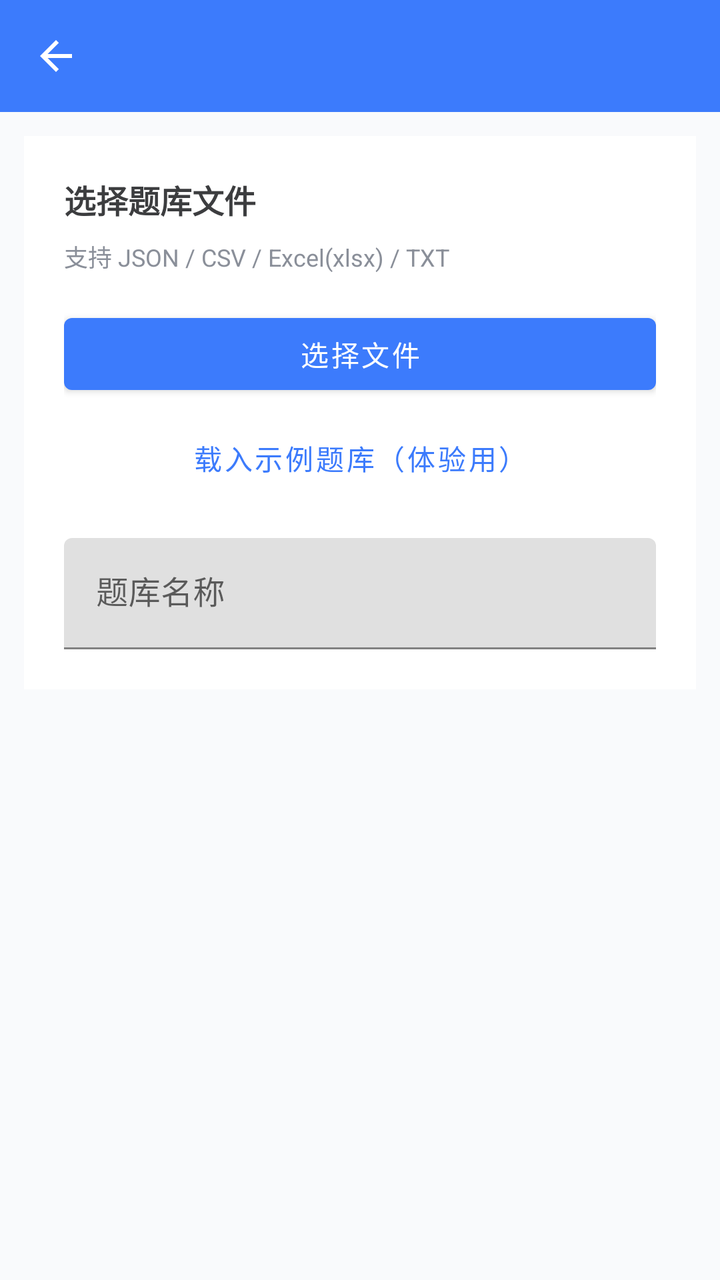
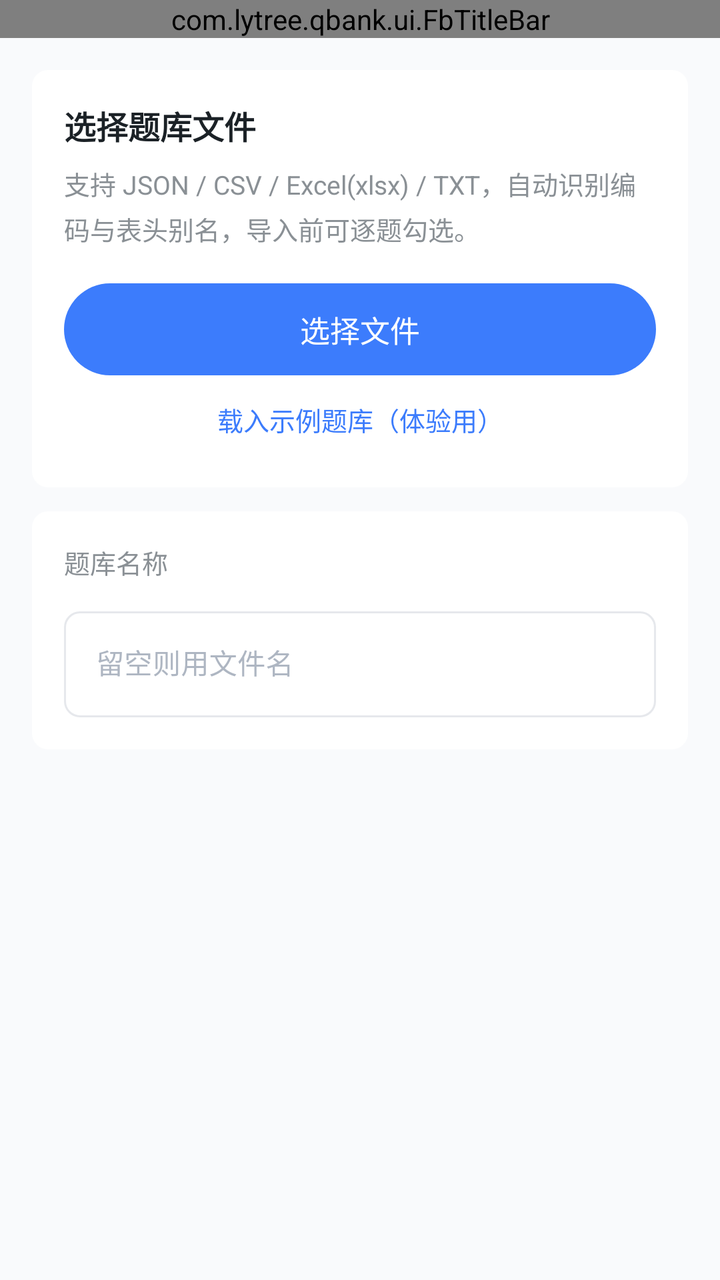

The first picture is an Android layout as it rendered before a commit; the second is the same layout after the commit. The layout source and the unified diff follow.
<!-- AndroidManifest.xml: application theme Theme.QBank -->
<!-- res/layout/activity_import.xml -->
<?xml version="1.0" encoding="utf-8"?>
<androidx.constraintlayout.widget.ConstraintLayout xmlns:android="http://schemas.android.com/apk/res/android"
    xmlns:app="http://schemas.android.com/apk/res-auto"
    android:layout_width="match_parent"
    android:layout_height="match_parent"
    android:background="@color/bg">

    <com.google.android.material.appbar.MaterialToolbar
        android:id="@+id/toolbar"
        android:layout_width="0dp"
        android:layout_height="?attr/actionBarSize"
        android:background="@color/primary"
        android:title="@string/action_import"
        android:titleTextColor="#FFFFFF"
        app:navigationIcon="@drawable/ic_back"
        app:layout_constraintTop_toTopOf="parent"
        app:layout_constraintStart_toStartOf="parent"
        app:layout_constraintEnd_toEndOf="parent" />

    <LinearLayout
        android:id="@+id/pickPanel"
        android:layout_width="0dp"
        android:layout_height="wrap_content"
        android:orientation="vertical"
        android:background="@color/card"
        android:layout_margin="12dp"
        android:padding="20dp"
        app:layout_constraintTop_toBottomOf="@id/toolbar"
        app:layout_constraintStart_toStartOf="parent"
        app:layout_constraintEnd_toEndOf="parent">

        <TextView
            android:layout_width="match_parent"
            android:layout_height="wrap_content"
            android:text="@string/import_pick"
            style="@style/TextTitle" />

        <TextView
            android:layout_width="match_parent"
            android:layout_height="wrap_content"
            android:layout_marginTop="8dp"
            android:text="@string/import_supported"
            style="@style/TextMeta" />

        <com.google.android.material.button.MaterialButton
            android:id="@+id/btnPick"
            android:layout_width="match_parent"
            android:layout_height="wrap_content"
            android:layout_marginTop="16dp"
            android:text="选择文件" />

        <com.google.android.material.button.MaterialButton
            android:id="@+id/btnSample"
            style="@style/Widget.MaterialComponents.Button.TextButton"
            android:layout_width="match_parent"
            android:layout_height="wrap_content"
            android:layout_marginTop="4dp"
            android:text="载入示例题库（体验用）" />

        <com.google.android.material.textfield.TextInputLayout
            android:id="@+id/inputLayoutName"
            android:layout_width="match_parent"
            android:layout_height="wrap_content"
            android:layout_marginTop="16dp"
            android:hint="题库名称">

            <com.google.android.material.textfield.TextInputEditText
                android:id="@+id/inputName"
                android:layout_width="match_parent"
                android:layout_height="wrap_content"
                android:inputType="text" />
        </com.google.android.material.textfield.TextInputLayout>
    </LinearLayout>

    <androidx.core.widget.NestedScrollView
        android:id="@+id/resultPanel"
        android:layout_width="0dp"
        android:layout_height="0dp"
        android:visibility="gone"
        app:layout_constraintTop_toBottomOf="@id/toolbar"
        app:layout_constraintBottom_toTopOf="@id/btnImport"
        app:layout_constraintStart_toStartOf="parent"
        app:layout_constraintEnd_toEndOf="parent">

        <LinearLayout
            android:layout_width="match_parent"
            android:layout_height="wrap_content"
            android:orientation="vertical"
            android:padding="12dp">

            <LinearLayout
                android:layout_width="match_parent"
                android:layout_height="wrap_content"
                android:orientation="vertical"
                android:background="@color/card"
                android:padding="14dp">

                <TextView
                    android:id="@+id/tvFile"
                    android:layout_width="match_parent"
                    android:layout_height="wrap_content"
                    style="@style/TextTitle"
                    android:textSize="15sp" />

                <TextView
                    android:id="@+id/tvStat"
                    android:layout_width="match_parent"
                    android:layout_height="wrap_content"
                    android:layout_marginTop="6dp"
                    style="@style/TextMeta" />
            </LinearLayout>

            <LinearLayout
                android:layout_width="match_parent"
                android:layout_height="wrap_content"
                android:orientation="horizontal"
                android:layout_marginTop="12dp"
                android:gravity="center_vertical">

                <TextView
                    android:layout_width="0dp"
                    android:layout_height="wrap_content"
                    android:layout_weight="1"
                    android:text="题目预览（可取消勾选不导入）"
                    style="@style/TextTitle"
                    android:textSize="14sp" />

                <com.google.android.material.button.MaterialButton
                    android:id="@+id/btnAll"
                    style="@style/Widget.MaterialComponents.Button.TextButton"
                    android:layout_width="wrap_content"
                    android:layout_height="wrap_content"
                    android:text="全选/反选" />
            </LinearLayout>

            <androidx.recyclerview.widget.RecyclerView
                android:id="@+id/list"
                android:layout_width="match_parent"
                android:layout_height="wrap_content"
                android:nestedScrollingEnabled="false" />

            <TextView
                android:id="@+id/tvIssuesTitle"
                android:layout_width="match_parent"
                android:layout_height="wrap_content"
                android:layout_marginTop="16dp"
                android:text="校验问题"
                style="@style/TextTitle"
                android:textSize="14sp"
                android:visibility="gone" />

            <androidx.recyclerview.widget.RecyclerView
                android:id="@+id/listIssues"
                android:layout_width="match_parent"
                android:layout_height="wrap_content"
                android:nestedScrollingEnabled="false"
                android:visibility="gone" />
        </LinearLayout>
    </androidx.core.widget.NestedScrollView>

    <com.google.android.material.button.MaterialButton
        android:id="@+id/btnImport"
        android:layout_width="0dp"
        android:layout_height="wrap_content"
        android:layout_margin="12dp"
        android:text="@string/import_confirm"
        android:visibility="gone"
        app:layout_constraintBottom_toBottomOf="parent"
        app:layout_constraintStart_toStartOf="parent"
        app:layout_constraintEnd_toEndOf="parent" />
</androidx.constraintlayout.widget.ConstraintLayout>
<!-- resources referenced by this layout -->
<resources>
  <color name="card">#FFFFFF</color>
  <color name="primary">#3C7BFC</color>
  <!-- drawable ic_back (drawable) -->
  <vector xmlns:android="http://schemas.android.com/apk/res/android"
      android:width="24dp" android:height="24dp"
      android:viewportWidth="24" android:viewportHeight="24"
      android:tint="#FFFFFF">
      <path android:fillColor="#FFFFFF" android:pathData="M20,11H7.83l5.59,-5.59L12,4l-8,8 8,8 1.41,-1.41L7.83,13H20v-2z" />
  </vector>
  <string name="action_import">导入题库</string>
  <string name="import_supported">支持 JSON / CSV / Excel(xlsx) / TXT</string>
  <style name="TextMeta">
          <item name="android:textSize">12sp</item>
          <item name="android:textColor">@color/text_secondary</item>
      </style>
  <style name="TextTitle">
          <item name="android:textSize">16sp</item>
          <item name="android:textStyle">bold</item>
          <item name="android:textColor">@color/text_primary</item>
      </style>
  <style name="Theme.QBank" parent="Theme.MaterialComponents.DayNight.NoActionBar">
          <item name="colorPrimary">@color/primary</item>
          <item name="colorPrimaryDark">@color/primary_dark</item>
          <item name="colorAccent">@color/accent</item>
          <item name="android:statusBarColor" tools:targetApi="l">@color/primary</item>
          <item name="android:windowBackground">@color/bg</item>
      </style>
  <color name="text_secondary">#8A8F99</color>
  <color name="text_primary">#3C3D3F</color>
  <!-- unchanged entries left out for length: 5 -->
</resources>

<!-- the commit's change to res/layout/activity_import.xml (unified diff, before → after) -->
@@ -1,171 +1,214 @@
 <?xml version="1.0" encoding="utf-8"?>
-<androidx.constraintlayout.widget.ConstraintLayout xmlns:android="http://schemas.android.com/apk/res/android"
+<LinearLayout xmlns:android="http://schemas.android.com/apk/res/android"
     xmlns:app="http://schemas.android.com/apk/res-auto"
     android:layout_width="match_parent"
     android:layout_height="match_parent"
-    android:background="@color/bg">
-
-    <com.google.android.material.appbar.MaterialToolbar
-        android:id="@+id/toolbar"
-        android:layout_width="0dp"
-        android:layout_height="?attr/actionBarSize"
-        android:background="@color/primary"
-        android:title="@string/action_import"
-        android:titleTextColor="#FFFFFF"
-        app:navigationIcon="@drawable/ic_back"
-        app:layout_constraintTop_toTopOf="parent"
-        app:layout_constraintStart_toStartOf="parent"
-        app:layout_constraintEnd_toEndOf="parent" />
-
-    <LinearLayout
-        android:id="@+id/pickPanel"
-        android:layout_width="0dp"
-        android:layout_height="wrap_content"
-        android:orientation="vertical"
-        android:background="@color/card"
-        android:layout_margin="12dp"
-        android:padding="20dp"
-        app:layout_constraintTop_toBottomOf="@id/toolbar"
-        app:layout_constraintStart_toStartOf="parent"
-        app:layout_constraintEnd_toEndOf="parent">
-
-        <TextView
+    android:background="@color/fb_page_bg"
+    android:orientation="vertical">
+
+    <com.lytree.qbank.ui.FbTitleBar
+        android:id="@+id/titleBar"
+        android:layout_width="match_parent"
+        android:layout_height="wrap_content" />
+
+    <FrameLayout
+        android:layout_width="match_parent"
+        android:layout_height="0dp"
+        android:layout_weight="1">
+
+        
+        <androidx.core.widget.NestedScrollView
+            android:id="@+id/pickPanel"
             android:layout_width="match_parent"
-            android:layout_height="wrap_content"
-            android:text="@string/import_pick"
-            style="@style/TextTitle" />
-
-        <TextView
-            android:layout_width="match_parent"
-            android:layout_height="wrap_content"
-            android:layout_marginTop="8dp"
-            android:text="@string/import_supported"
-            style="@style/TextMeta" />
-
-        <com.google.android.material.button.MaterialButton
-            android:id="@+id/btnPick"
-            android:layout_width="match_parent"
-            android:layout_height="wrap_content"
-            android:layout_marginTop="16dp"
-            android:text="选择文件" />
-
-        <com.google.android.material.button.MaterialButton
-            android:id="@+id/btnSample"
-            style="@style/Widget.MaterialComponents.Button.TextButton"
-            android:layout_width="match_parent"
-            android:layout_height="wrap_content"
-            android:layout_marginTop="4dp"
-            android:text="载入示例题库（体验用）" />
-
-        <com.google.android.material.textfield.TextInputLayout
-            android:id="@+id/inputLayoutName"
-            android:layout_width="match_parent"
-            android:layout_height="wrap_content"
-            android:layout_marginTop="16dp"
-            android:hint="题库名称">
-
-            <com.google.android.material.textfield.TextInputEditText
-                android:id="@+id/inputName"
-                android:layout_width="match_parent"
-                android:layout_height="wrap_content"
-                android:inputType="text" />
-        </com.google.android.material.textfield.TextInputLayout>
-    </LinearLayout>
-
-    <androidx.core.widget.NestedScrollView
-        android:id="@+id/resultPanel"
-        android:layout_width="0dp"
-        android:layout_height="0dp"
-        android:visibility="gone"
-        app:layout_constraintTop_toBottomOf="@id/toolbar"
-        app:layout_constraintBottom_toTopOf="@id/btnImport"
-        app:layout_constraintStart_toStartOf="parent"
-        app:layout_constraintEnd_toEndOf="parent">
-
-        <LinearLayout
-            android:layout_width="match_parent"
-            android:layout_height="wrap_content"
-            android:orientation="vertical"
-            android:padding="12dp">
+            android:layout_height="match_parent"
+            android:scrollbars="none">
 
             <LinearLayout
                 android:layout_width="match_parent"
                 android:layout_height="wrap_content"
                 android:orientation="vertical"
-                android:background="@color/card"
-                android:padding="14dp">
-
-                <TextView
-                    android:id="@+id/tvFile"
-                    android:layout_width="match_parent"
-                    android:layout_height="wrap_content"
-                    style="@style/TextTitle"
-                    android:textSize="15sp" />
-
-                <TextView
-                    android:id="@+id/tvStat"
-                    android:layout_width="match_parent"
-                    android:layout_height="wrap_content"
-                    android:layout_marginTop="6dp"
-                    style="@style/TextMeta" />
+                android:paddingStart="@dimen/fb_page_pad"
+                android:paddingTop="16dp"
+                android:paddingEnd="@dimen/fb_page_pad"
+                android:paddingBottom="20dp">
+
+                <LinearLayout style="@style/FbCard">
+
+                    <TextView
+                        android:layout_width="match_parent"
+                        android:layout_height="wrap_content"
+                        android:text="@string/import_pick"
+                        android:textColor="@color/fb_text_title"
+                        android:textSize="16sp"
+                        android:textStyle="bold" />
+
+                    <TextView
+                        style="@style/FbItemSub"
+                        android:layout_width="match_parent"
+                        android:layout_height="wrap_content"
+                        android:layout_marginTop="8dp"
+                        android:lineSpacingExtra="4dp"
+                        android:text="支持 JSON / CSV / Excel(xlsx) / TXT，自动识别编码与表头别名，导入前可逐题勾选。"
+                        android:textSize="13sp" />
+
+                    <com.google.android.material.button.MaterialButton
+                        android:id="@+id/btnPick"
+                        style="@style/FbPrimaryButton"
+                        android:layout_width="match_parent"
+                        android:layout_marginTop="18dp"
+                        android:text="选择文件" />
+
+                    <com.google.android.material.button.MaterialButton
+                        android:id="@+id/btnSample"
+                        style="@style/FbTextButton"
+                        android:layout_width="match_parent"
+                        android:layout_marginTop="4dp"
+                        android:text="载入示例题库（体验用）" />
+                </LinearLayout>
+
+                <LinearLayout
+                    style="@style/FbCard"
+                    android:layout_marginTop="@dimen/fb_card_gap_v">
+
+                    <TextView
+                        style="@style/FbGroupTitle"
+                        android:layout_width="match_parent"
+                        android:layout_height="wrap_content"
+                        android:text="题库名称" />
+
+                    <com.google.android.material.textfield.TextInputLayout
+                        android:id="@+id/inputLayoutName"
+                        style="@style/FbInput"
+                        android:layout_width="match_parent"
+                        android:layout_height="wrap_content"
+                        android:layout_marginTop="10dp"
+                        android:hint="留空则用文件名">
+
+                        <com.google.android.material.textfield.TextInputEditText
+                            android:id="@+id/inputName"
+                            android:layout_width="match_parent"
+                            android:layout_height="wrap_content"
+                            android:inputType="text"
+                            android:textSize="14sp" />
+                    </com.google.android.material.textfield.TextInputLayout>
+                </LinearLayout>
             </LinearLayout>
+        </androidx.core.widget.NestedScrollView>
+
+        
+        <androidx.core.widget.NestedScrollView
+            android:id="@+id/resultPanel"
+            android:layout_width="match_parent"
+            android:layout_height="match_parent"
+            android:scrollbars="none"
+            android:visibility="gone">
 
             <LinearLayout
                 android:layout_width="match_parent"
                 android:layout_height="wrap_content"
-                android:orientation="horizontal"
-                android:layout_marginTop="12dp"
-                android:gravity="center_vertical">
+                android:orientation="vertical"
+                android:paddingStart="@dimen/fb_page_pad"
+                android:paddingTop="16dp"
+                android:paddingEnd="@dimen/fb_page_pad"
+                android:paddingBottom="20dp">
+
+                <LinearLayout style="@style/FbCard">
+
+                    <TextView
+                        android:id="@+id/tvFile"
+                        android:layout_width="match_parent"
+                        android:layout_height="wrap_content"
+                        android:textColor="@color/fb_text_title"
+                        android:textSize="15sp"
+                        android:textStyle="bold" />
+
+                    <TextView
+                        android:id="@+id/tvStat"
+                        style="@style/FbItemSub"
+                        android:layout_width="match_parent"
+                        android:layout_height="wrap_content"
+                        android:layout_marginTop="8dp"
+                        android:lineSpacingExtra="4dp" />
+                </LinearLayout>
+
+                <LinearLayout
+                    android:layout_width="match_parent"
+                    android:layout_height="wrap_content"
+                    android:layout_marginTop="20dp"
+                    android:layout_marginBottom="2dp"
+                    android:gravity="center_vertical"
+                    android:orientation="horizontal"
+                    android:paddingStart="4dp">
+
+                    <TextView
+                        android:layout_width="0dp"
+                        android:layout_height="wrap_content"
+                        android:layout_weight="1"
+                        android:text="题目预览"
+                        android:textColor="@color/fb_text_title"
+                        android:textSize="14sp"
+                        android:textStyle="bold" />
+
+                    <com.google.android.material.button.MaterialButton
+                        android:id="@+id/btnAll"
+                        style="@style/FbTextButton"
+                        android:layout_width="wrap_content"
+                        android:text="全选 / 反选" />
+                </LinearLayout>
+
+                <androidx.recyclerview.widget.RecyclerView
+                    android:id="@+id/list"
+                    android:layout_width="match_parent"
+                    android:layout_height="wrap_content"
+                    android:nestedScrollingEnabled="false" />
 
                 <TextView
-                    android:layout_width="0dp"
-                    android:layout_height="wrap_content"
-                    android:layout_weight="1"
-                    android:text="题目预览（可取消勾选不导入）"
-                    style="@style/TextTitle"
-                    android:textSize="14sp" />
-
-                <com.google.android.material.button.MaterialButton
-                    android:id="@+id/btnAll"
-                    style="@style/Widget.MaterialComponents.Button.TextButton"
-                    android:layout_width="wrap_content"
-                    android:layout_height="wrap_content"
-                    android:text="全选/反选" />
+                    android:id="@+id/tvIssuesTitle"
+                    android:layout_width="match_parent"
+                    android:layout_height="wrap_content"
+                    android:layout_marginStart="4dp"
+                    android:layout_marginTop="20dp"
+                    android:layout_marginBottom="2dp"
+                    android:text="校验问题"
+                    android:textColor="@color/fb_text_title"
+                    android:textSize="14sp"
+                    android:textStyle="bold"
+                    android:visibility="gone" />
+
+                <androidx.recyclerview.widget.RecyclerView
+                    android:id="@+id/listIssues"
+                    android:layout_width="match_parent"
+                    android:layout_height="wrap_content"
+                    android:nestedScrollingEnabled="false"
+                    android:visibility="gone" />
             </LinearLayout>
-
-            <androidx.recyclerview.widget.RecyclerView
-                android:id="@+id/list"
-                android:layout_width="match_parent"
-                android:layout_height="wrap_content"
-                android:nestedScrollingEnabled="false" />
-
-            <TextView
-                android:id="@+id/tvIssuesTitle"
-                android:layout_width="match_parent"
-                android:layout_height="wrap_content"
-                android:layout_marginTop="16dp"
-                android:text="校验问题"
-                style="@style/TextTitle"
-                android:textSize="14sp"
-                android:visibility="gone" />
-
-            <androidx.recyclerview.widget.RecyclerView
-                android:id="@+id/listIssues"
-                android:layout_width="match_parent"
-                android:layout_height="wrap_content"
-                android:nestedScrollingEnabled="false"
-                android:visibility="gone" />
-        </LinearLayout>
-    </androidx.core.widget.NestedScrollView>
-
-    <com.google.android.material.button.MaterialButton
-        android:id="@+id/btnImport"
-        android:layout_width="0dp"
+        </androidx.core.widget.NestedScrollView>
+    </FrameLayout>
+
+    <View
+        android:id="@+id/bottomDivider"
+        android:layout_width="match_parent"
+        android:layout_height="0.5dp"
+        android:background="@color/fb_divider"
+        android:visibility="gone" />
+
+    <FrameLayout
+        android:id="@+id/bottomBar"
+        android:layout_width="match_parent"
         android:layout_height="wrap_content"
-        android:layout_margin="12dp"
-        android:text="@string/import_confirm"
-        android:visibility="gone"
-        app:layout_constraintBottom_toBottomOf="parent"
-        app:layout_constraintStart_toStartOf="parent"
-        app:layout_constraintEnd_toEndOf="parent" />
-</androidx.constraintlayout.widget.ConstraintLayout>
+        android:background="@color/fb_bar_bg"
+        android:paddingStart="@dimen/fb_page_pad"
+        android:paddingTop="10dp"
+        android:paddingEnd="@dimen/fb_page_pad"
+        android:paddingBottom="10dp"
+        android:visibility="gone">
+
+
+        <com.google.android.material.button.MaterialButton
+            android:id="@+id/btnImport"
+            style="@style/FbPrimaryButton"
+            android:layout_width="match_parent"
+            android:text="@string/import_confirm"
+            android:visibility="gone" />
+    </FrameLayout>
+</LinearLayout>
<!-- resource entries referenced after the edit -->
@@ -1,34 +1,103 @@
 <!-- resources referenced by this layout -->
 <resources>
-  <color name="card">#FFFFFF</color>
-  <color name="primary">#3C7BFC</color>
-  <!-- drawable ic_back (drawable) -->
-  <vector xmlns:android="http://schemas.android.com/apk/res/android"
-      android:width="24dp" android:height="24dp"
-      android:viewportWidth="24" android:viewportHeight="24"
-      android:tint="#FFFFFF">
-      <path android:fillColor="#FFFFFF" android:pathData="M20,11H7.83l5.59,-5.59L12,4l-8,8 8,8 1.41,-1.41L7.83,13H20v-2z" />
-  </vector>
-  <string name="action_import">导入题库</string>
-  <string name="import_supported">支持 JSON / CSV / Excel(xlsx) / TXT</string>
-  <style name="TextMeta">
-          <item name="android:textSize">12sp</item>
-          <item name="android:textColor">@color/text_secondary</item>
+  <color name="fb_bar_bg">#FFFFFF</color>
+  <color name="fb_divider">#F0F2F5</color>
+  <color name="fb_page_bg">#F9FAFC</color>
+  <color name="fb_text_title">#1B2126</color>
+  <dimen name="fb_card_gap_v">12dp</dimen>
+  <dimen name="fb_page_pad">16dp</dimen>
+  <style name="FbCard">
+          <item name="android:layout_width">match_parent</item>
+          <item name="android:layout_height">wrap_content</item>
+          <item name="android:orientation">vertical</item>
+          <item name="android:background">@drawable/bg_fb_card</item>
+          <item name="android:padding">@dimen/fb_card_pad</item>
       </style>
-  <style name="TextTitle">
-          <item name="android:textSize">16sp</item>
-          <item name="android:textStyle">bold</item>
-          <item name="android:textColor">@color/text_primary</item>
+  <style name="FbGroupTitle">
+          <item name="android:textSize">@dimen/fb_text_group</item>
+          <item name="android:textColor">@color/fb_text_meta</item>
+          <item name="android:includeFontPadding">false</item>
       </style>
-  <style name="Theme.QBank" parent="Theme.MaterialComponents.DayNight.NoActionBar">
+  <style name="FbInput" parent="Widget.MaterialComponents.TextInputLayout.OutlinedBox">
+          <item name="boxCornerRadiusTopStart">@dimen/fb_radius_field</item>
+          <item name="boxCornerRadiusTopEnd">@dimen/fb_radius_field</item>
+          <item name="boxCornerRadiusBottomStart">@dimen/fb_radius_field</item>
+          <item name="boxCornerRadiusBottomEnd">@dimen/fb_radius_field</item>
+          <item name="boxStrokeColor">@color/fb_input_stroke</item>
+          <item name="boxStrokeWidth">1dp</item>
+          <item name="boxStrokeWidthFocused">1.4dp</item>
+          <item name="hintTextColor">@color/fb_text_meta</item>
+          <item name="android:textColorHint">@color/fb_text_hint</item>
+      </style>
+  <style name="FbItemSub">
+          <item name="android:textSize">@dimen/fb_text_item_sub</item>
+          <item name="android:textColor">@color/fb_text_meta</item>
+          <item name="android:maxLines">2</item>
+          <item name="android:ellipsize">end</item>
+      </style>
+  <style name="FbPrimaryButton" parent="Widget.MaterialComponents.Button">
+          <item name="android:layout_height">@dimen/fb_btn_h</item>
+          <item name="android:textSize">@dimen/fb_btn_text_size</item>
+          <item name="android:textColor">#FFFFFF</item>
+          <item name="android:textAllCaps">false</item>
+          <item name="android:letterSpacing">0</item>
+          <item name="android:minHeight">@dimen/fb_btn_h</item>
+          <item name="android:minWidth">0dp</item>
+          <item name="android:stateListAnimator">@null</item>
+          <item name="android:insetTop">0dp</item>
+          <item name="android:insetBottom">0dp</item>
+          <item name="backgroundTint">@color/fb_primary</item>
+          <item name="cornerRadius">@dimen/fb_btn_radius</item>
+          <item name="elevation">0dp</item>
+          <item name="rippleColor">#33FFFFFF</item>
+          <item name="iconTint">#FFFFFF</item>
+          <item name="iconSize">18dp</item>
+          <item name="iconGravity">textStart</item>
+          <item name="iconPadding">6dp</item>
+      </style>
+  <style name="FbTextButton" parent="Widget.MaterialComponents.Button.TextButton">
+          <item name="android:layout_width">wrap_content</item>
+          <item name="android:layout_height">wrap_content</item>
+          <item name="android:textSize">13sp</item>
+          <item name="android:textColor">@color/fb_primary</item>
+          <item name="android:textAllCaps">false</item>
+          <item name="android:letterSpacing">0</item>
+          <item name="android:minWidth">0dp</item>
+          <item name="android:minHeight">36dp</item>
+          <item name="android:insetTop">0dp</item>
+          <item name="android:insetBottom">0dp</item>
+          <item name="rippleColor">@color/fb_ripple</item>
+      </style>
+  <color name="primary">#3C7CFC</color>
+  <color name="fb_card_bg">#FFFFFF</color>
+  <dimen name="fb_card_radius">8dp</dimen>
+  <style name="Theme.QBank" parent="Theme.MaterialComponents.Light.NoActionBar">
           <item name="colorPrimary">@color/primary</item>
           <item name="colorPrimaryDark">@color/primary_dark</item>
           <item name="colorAccent">@color/accent</item>
-          <item name="android:statusBarColor" tools:targetApi="l">@color/primary</item>
+          <item name="android:statusBarColor" tools:targetApi="l">@color/fb_bar_bg</item>
+          <item name="android:windowLightStatusBar" tools:targetApi="m">true</item>
+          <item name="android:navigationBarColor" tools:targetApi="l">@color/fb_bar_bg</item>
+          <item name="android:windowLightNavigationBar" tools:targetApi="o_mr1">true</item>
           <item name="android:windowBackground">@color/bg</item>
       </style>
-  <color name="text_secondary">#8A8F99</color>
-  <color name="text_primary">#3C3D3F</color>
+  <!-- drawable bg_fb_card (drawable) -->
+  <?xml version="1.0" encoding="utf-8"?>
+  <shape xmlns:android="http://schemas.android.com/apk/res/android" android:shape="rectangle">
+      <solid android:color="@color/fb_card_bg" />
+      <corners android:radius="@dimen/fb_card_radius" />
+  </shape>
+  <dimen name="fb_card_pad">16dp</dimen>
+  <dimen name="fb_text_group">13sp</dimen>
+  <color name="fb_text_meta">#8A9095</color>
+  <dimen name="fb_radius_field">8dp</dimen>
+  <color name="fb_text_hint">#AEB6C2</color>
+  <dimen name="fb_text_item_sub">12sp</dimen>
+  <dimen name="fb_btn_h">46dp</dimen>
+  <dimen name="fb_btn_text_size">15sp</dimen>
+  <color name="fb_primary">#3C7CFC</color>
+  <dimen name="fb_btn_radius">23dp</dimen>
+  <color name="fb_ripple">#1A3C7CFC</color>
   <!-- unchanged entries left out for length: 5 -->
 </resources>
 
